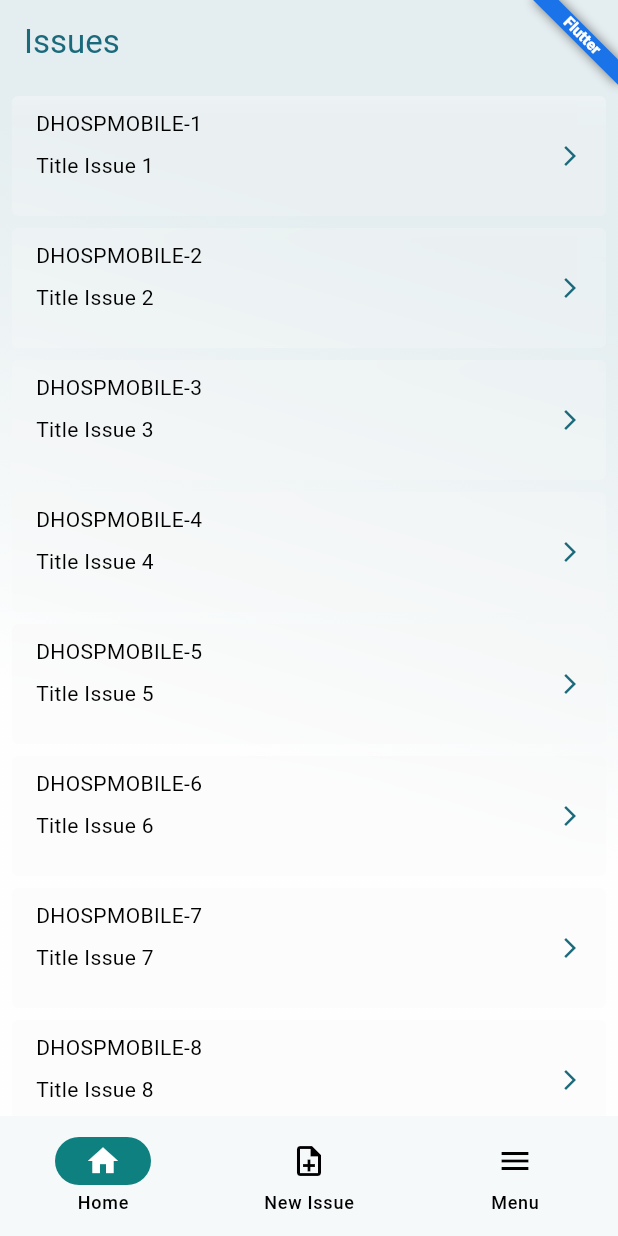
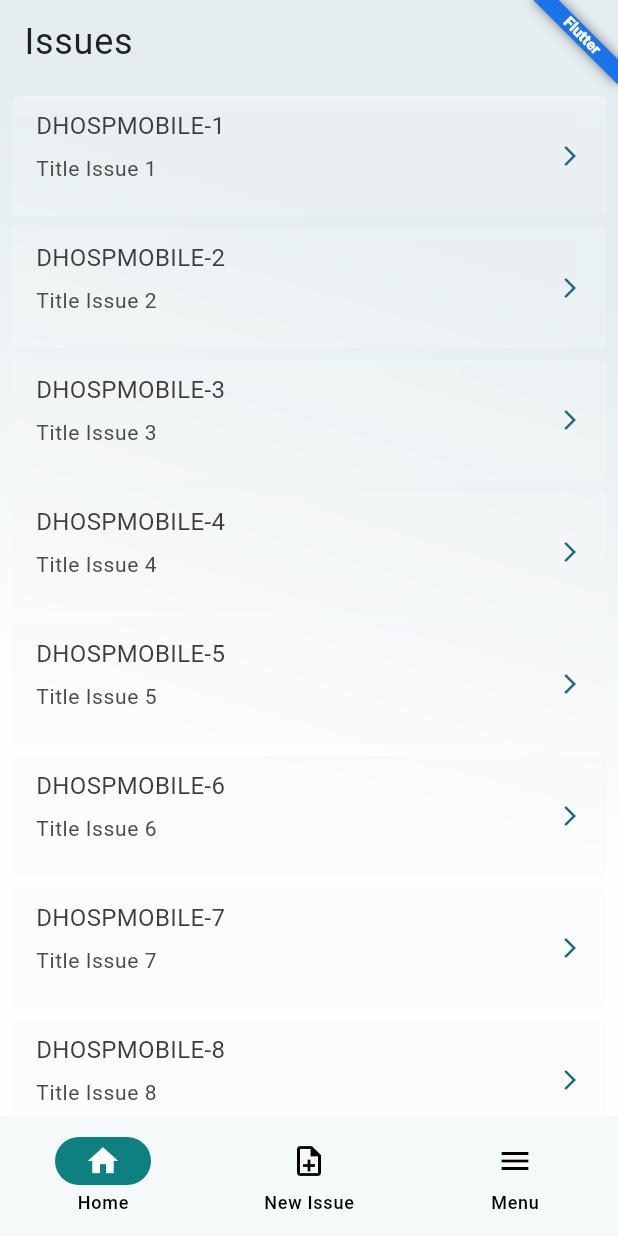
Before and after one commit to ronipaschoal/issues, a Flutter app: the screen it shows after launch, on a phone screen of 412 x 824 dp. Run offline on Flutter 3.47's test engine with Material 3 defaults, Android fonts, the phone set to English and light mode, and no system bars; our stand-ins replace flutter_bloc, go_router; generated files the repository leaves out were written again.

Commit message:
feat: adjust app text theme

```diff
--- a/lib/pages/home/widgets/home_issue_card_widget.dart
+++ b/lib/pages/home/widgets/home_issue_card_widget.dart
@@ -27,8 +27,6 @@ class HomeIssueCardWidget extends StatelessWidget {
               vertical: 8.0,
               horizontal: 16.0,
             ),
-            child: ConstrainedBox(
-              constraints: const BoxConstraints.expand(),
             child: Row(
               mainAxisAlignment: MainAxisAlignment.spaceBetween,
               children: [
@@ -41,17 +39,16 @@ class HomeIssueCardWidget extends StatelessWidget {
                     UiTheme.spacerSmall,
                     Text(
                       issue.title,
-                        style: const TextStyle(fontSize: UiTheme.fontSizeSmall),
+                      style: Theme.of(context).textTheme.bodySmall,
                     ),
                   ],
                 ),
                 Icon(
                   Icons.arrow_forward_ios,
                   color: Theme.of(context).colorScheme.primary,
-                    size: UiTheme.fontSizeRegular,
+                  size: UiTheme.fontSizeMedium,
                 ),
               ],
-              ),
             ),
           ),
         ),
--- a/lib/ui/ui_theme.dart
+++ b/lib/ui/ui_theme.dart
@@ -1,9 +1,8 @@
 import 'package:flutter/material.dart';
 
 sealed class UiTheme {
-  static const double fontSizeLarge = 44.0;
-  static const double fontSizeMedium = 24.0;
-  static const double fontSizeRegular = 16.0;
+  static const double fontSizeLarge = 24.0;
+  static const double fontSizeMedium = 16.0;
   static const double fontSizeSmall = 14.0;
 
   static const double spacingSmallX = 4.0;
@@ -39,6 +38,20 @@ sealed class UiTheme {
       surface: Color(0xFFF7F7F7),
       onSurface: Color(0xFF000000),
     ),
+    textTheme: const TextTheme(
+      bodySmall: TextStyle(
+        fontSize: fontSizeSmall,
+        color: Color(0xFF4A4A4A),
+      ),
+      bodyMedium: TextStyle(
+        fontSize: fontSizeMedium,
+        color: Color(0xFF3D3D3D),
+      ),
+      bodyLarge: TextStyle(
+        fontSize: fontSizeLarge,
+        color: Color(0xFF212121),
+      ),
+    ),
     elevatedButtonTheme: ElevatedButtonThemeData(
       style: TextButton.styleFrom(
         padding: const EdgeInsets.all(spacingSmallX),
@@ -66,6 +79,20 @@ sealed class UiTheme {
       surface: Color(0xFF101415),
       onSurface: Color(0xFFFFFFFF),
     ),
+    textTheme: const TextTheme(
+      bodySmall: TextStyle(
+        fontSize: fontSizeSmall,
+        color: Color(0xFFBFBFBF),
+      ),
+      bodyMedium: TextStyle(
+        fontSize: fontSizeMedium,
+        color: Color(0xFFE1E1E1),
+      ),
+      bodyLarge: TextStyle(
+        fontSize: fontSizeLarge,
+        color: Color(0xFFF4F4F4),
+      ),
+    ),
     elevatedButtonTheme: ElevatedButtonThemeData(
       style: TextButton.styleFrom(
         padding: const EdgeInsets.all(spacingSmallX),
--- a/lib/ui/widgets/ui_scaffold_widget.dart
+++ b/lib/ui/widgets/ui_scaffold_widget.dart
@@ -23,7 +23,7 @@ class UiScaffoldWidget extends StatelessWidget {
           centerTitle: false,
           title: Text(
             title,
-            style: TextStyle(color: Theme.of(context).colorScheme.primary),
+            style: Theme.of(context).textTheme.bodyLarge,
             textAlign: TextAlign.start,
           ),
         ),
```
Lines whose indentation alone changed are shown as unchanged.
